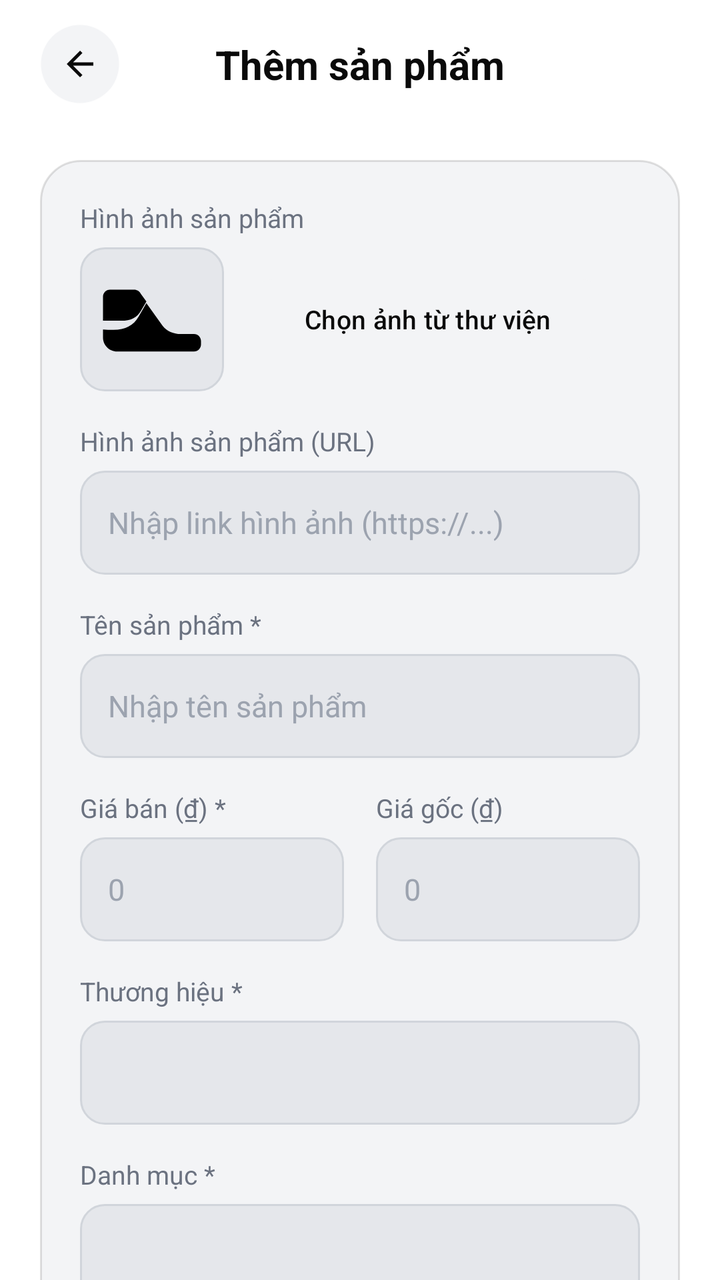
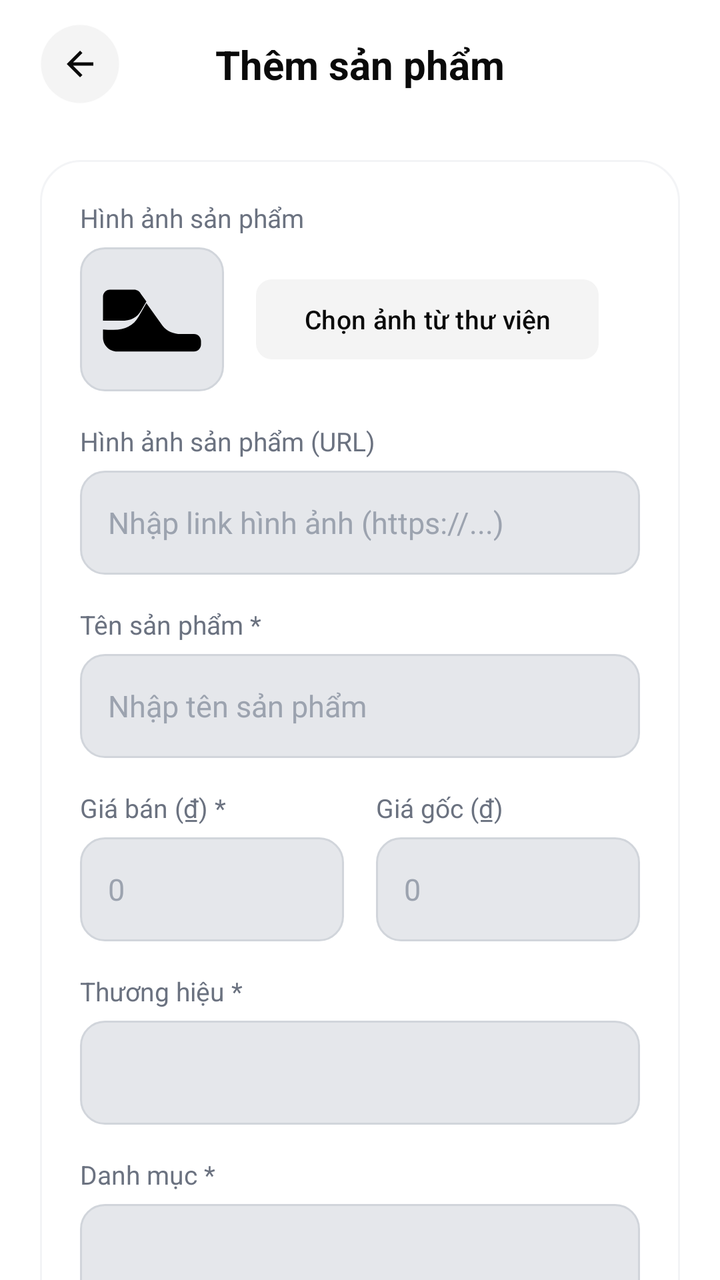

The first picture is an Android layout as it rendered before a commit; the second is the same layout after the commit. The layout source and the unified diff follow.
<!-- AndroidManifest.xml: activity theme Theme.SoleStep.Admin -->
<!-- res/layout/activity_admin_add_product.xml -->
<?xml version="1.0" encoding="utf-8"?>
<androidx.constraintlayout.widget.ConstraintLayout
    xmlns:android="http://schemas.android.com/apk/res/android"
    xmlns:app="http://schemas.android.com/apk/res-auto"
    android:id="@+id/admin_add_product_root"
    android:layout_width="match_parent"
    android:layout_height="match_parent"
    android:background="@color/bg_dark_primary">

    <androidx.core.widget.NestedScrollView
        android:layout_width="0dp"
        android:layout_height="0dp"
        android:fillViewport="true"
        app:layout_constraintBottom_toBottomOf="parent"
        app:layout_constraintEnd_toEndOf="parent"
        app:layout_constraintStart_toStartOf="parent"
        app:layout_constraintTop_toTopOf="parent">

        <LinearLayout
            android:layout_width="match_parent"
            android:layout_height="wrap_content"
            android:orientation="vertical"
            android:paddingHorizontal="20dp"
            android:paddingBottom="40dp">

            
            <androidx.constraintlayout.widget.ConstraintLayout
                android:layout_width="match_parent"
                android:layout_height="64dp">

                <ImageView
                    android:id="@+id/btn_back"
                    android:layout_width="40dp"
                    android:layout_height="40dp"
                    android:background="@drawable/bg_circle_dark"
                    android:backgroundTint="@color/bg_dark_surface_2"
                    android:padding="10dp"
                    android:src="@drawable/ic_arrow_back"
                    app:layout_constraintBottom_toBottomOf="parent"
                    app:layout_constraintStart_toStartOf="parent"
                    app:layout_constraintTop_toTopOf="parent"
                    app:tint="@color/text_dark_primary" />

                <TextView
                    android:id="@+id/tv_add_product_title"
                    android:layout_width="wrap_content"
                    android:layout_height="wrap_content"
                    android:text="Thêm sản phẩm"
                    android:textColor="@color/text_dark_primary"
                    android:textSize="20sp"
                    android:textStyle="bold"
                    app:layout_constraintBottom_toBottomOf="parent"
                    app:layout_constraintEnd_toEndOf="parent"
                    app:layout_constraintStart_toStartOf="parent"
                    app:layout_constraintTop_toTopOf="parent" />
            </androidx.constraintlayout.widget.ConstraintLayout>

            
            <LinearLayout
                android:layout_width="match_parent"
                android:layout_height="wrap_content"
                android:layout_marginTop="16dp"
                android:background="@drawable/bg_card_dark"
                android:orientation="vertical"
                android:padding="20dp">

                
                <TextView
                    android:layout_width="wrap_content"
                    android:layout_height="wrap_content"
                    android:text="Hình ảnh sản phẩm"
                    android:textColor="@color/text_dark_tertiary"
                    android:textSize="13sp" />

                <LinearLayout
                    android:layout_width="match_parent"
                    android:layout_height="wrap_content"
                    android:layout_marginTop="6dp"
                    android:layout_marginBottom="16dp"
                    android:orientation="horizontal"
                    android:gravity="center_vertical">

                    <ImageView
                        android:id="@+id/iv_product_preview"
                        android:layout_width="72dp"
                        android:layout_height="72dp"
                        android:background="@drawable/bg_input_dark"
                        android:padding="8dp"
                        android:scaleType="fitCenter"
                        android:src="@drawable/ic_shoe" />

                    <com.google.android.material.button.MaterialButton
                        android:id="@+id/btn_select_image"
                        android:layout_width="wrap_content"
                        android:layout_height="wrap_content"
                        android:layout_marginStart="16dp"
                        android:text="Chọn ảnh từ thư viện"
                        android:textAllCaps="false"
                        android:textColor="@color/text_dark_primary"
                        android:textSize="13sp"
                        app:backgroundTint="@color/bg_dark_surface_2"
                        app:cornerRadius="8dp" />
                </LinearLayout>

                
                <TextView
                    android:layout_width="wrap_content"
                    android:layout_height="wrap_content"
                    android:text="Hình ảnh sản phẩm (URL)"
                    android:textColor="@color/text_dark_tertiary"
                    android:textSize="13sp" />

                <EditText
                    android:id="@+id/et_product_image_url"
                    android:layout_width="match_parent"
                    android:layout_height="52dp"
                    android:layout_marginTop="6dp"
                    android:layout_marginBottom="16dp"
                    android:background="@drawable/bg_input_dark"
                    android:hint="Nhập link hình ảnh (https://...)"
                    android:inputType="textUri"
                    android:paddingHorizontal="14dp"
                    android:textColor="@color/text_dark_primary"
                    android:textColorHint="@color/text_dark_muted"
                    android:textSize="15sp" />

                
                <TextView
                    android:layout_width="wrap_content"
                    android:layout_height="wrap_content"
                    android:text="Tên sản phẩm *"
                    android:textColor="@color/text_dark_tertiary"
                    android:textSize="13sp" />

                <EditText
                    android:id="@+id/et_product_name"
                    android:layout_width="match_parent"
                    android:layout_height="52dp"
                    android:layout_marginTop="6dp"
                    android:background="@drawable/bg_input_dark"
                    android:hint="Nhập tên sản phẩm"
                    android:inputType="textCapWords"
                    android:paddingHorizontal="14dp"
                    android:textColor="@color/text_dark_primary"
                    android:textColorHint="@color/text_dark_muted"
                    android:textSize="15sp" />

                
                <LinearLayout
                    android:layout_width="match_parent"
                    android:layout_height="wrap_content"
                    android:layout_marginTop="16dp"
                    android:orientation="horizontal">

                    <LinearLayout
                        android:layout_width="0dp"
                        android:layout_height="wrap_content"
                        android:layout_marginEnd="8dp"
                        android:layout_weight="1"
                        android:orientation="vertical">

                        <TextView
                            android:layout_width="wrap_content"
                            android:layout_height="wrap_content"
                            android:text="Giá bán (₫) *"
                            android:textColor="@color/text_dark_tertiary"
                            android:textSize="13sp" />

                        <EditText
                            android:id="@+id/et_product_price"
                            android:layout_width="match_parent"
                            android:layout_height="52dp"
                            android:layout_marginTop="6dp"
                            android:background="@drawable/bg_input_dark"
                            android:hint="0"
                            android:inputType="numberDecimal"
                            android:paddingHorizontal="14dp"
                            android:textColor="@color/text_dark_primary"
                            android:textColorHint="@color/text_dark_muted"
                            android:textSize="15sp" />
                    </LinearLayout>

                    <LinearLayout
                        android:layout_width="0dp"
                        android:layout_height="wrap_content"
                        android:layout_marginStart="8dp"
                        android:layout_weight="1"
                        android:orientation="vertical">

                        <TextView
                            android:layout_width="wrap_content"
                            android:layout_height="wrap_content"
                            android:text="Giá gốc (₫)"
                            android:textColor="@color/text_dark_tertiary"
                            android:textSize="13sp" />

                        <EditText
                            android:id="@+id/et_product_original_price"
                            android:layout_width="match_parent"
                            android:layout_height="52dp"
                            android:layout_marginTop="6dp"
                            android:background="@drawable/bg_input_dark"
                            android:hint="0"
                            android:inputType="numberDecimal"
                            android:paddingHorizontal="14dp"
                            android:textColor="@color/text_dark_primary"
                            android:textColorHint="@color/text_dark_muted"
                            android:textSize="15sp" />
                    </LinearLayout>
                </LinearLayout>

                
                <TextView
                    android:layout_width="wrap_content"
                    android:layout_height="wrap_content"
                    android:layout_marginTop="16dp"
                    android:text="Thương hiệu *"
                    android:textColor="@color/text_dark_tertiary"
                    android:textSize="13sp" />

                <Spinner
                    android:id="@+id/spinner_brand"
                    android:layout_width="match_parent"
                    android:layout_height="52dp"
                    android:layout_marginTop="6dp"
                    android:background="@drawable/bg_input_dark"
                    android:paddingHorizontal="14dp"
                    android:popupBackground="@color/bg_dark_surface_2" />

                
                <TextView
                    android:layout_width="wrap_content"
                    android:layout_height="wrap_content"
                    android:layout_marginTop="16dp"
                    android:text="Danh mục *"
                    android:textColor="@color/text_dark_tertiary"
                    android:textSize="13sp" />

                <Spinner
                    android:id="@+id/spinner_category"
                    android:layout_width="match_parent"
                    android:layout_height="52dp"
                    android:layout_marginTop="6dp"
                    android:background="@drawable/bg_input_dark"
                    android:paddingHorizontal="14dp"
                    android:popupBackground="@color/bg_dark_surface_2" />

                
                <TextView
                    android:layout_width="wrap_content"
                    android:layout_height="wrap_content"
                    android:layout_marginTop="16dp"
                    android:text="Mô tả"
                    android:textColor="@color/text_dark_tertiary"
                    android:textSize="13sp" />

                <EditText
                    android:id="@+id/et_product_description"
                    android:layout_width="match_parent"
                    android:layout_height="120dp"
                    android:layout_marginTop="6dp"
                    android:background="@drawable/bg_input_dark"
                    android:gravity="top|start"
                    android:hint="Nhập mô tả sản phẩm..."
                    android:inputType="textMultiLine"
                    android:padding="14dp"
                    android:textColor="@color/text_dark_primary"
                    android:textColorHint="@color/text_dark_muted"
                    android:textSize="15sp" />

                
                <CheckBox
                    android:id="@+id/cb_is_available"
                    android:layout_width="wrap_content"
                    android:layout_height="wrap_content"
                    android:layout_marginTop="16dp"
                    android:checked="true"
                    android:text="Đang bán (hiển thị cho khách)"
                    android:textColor="@color/text_dark_primary"
                    android:textSize="14sp" />
            </LinearLayout>

            
            <com.google.android.material.button.MaterialButton
                android:id="@+id/btn_save_product"
                android:layout_width="match_parent"
                android:layout_height="56dp"
                android:layout_marginTop="24dp"
                android:text="Lưu sản phẩm"
                android:textAllCaps="false"
                android:textColor="@color/brand_white"
                android:textSize="16sp"
                android:textStyle="bold"
                app:backgroundTint="@color/brand_orange"
                app:cornerRadius="16dp" />

        </LinearLayout>
    </androidx.core.widget.NestedScrollView>

</androidx.constraintlayout.widget.ConstraintLayout>
<!-- resources referenced by this layout -->
<resources>
  <color name="bg_dark_primary">#FFFFFF</color>
  <color name="bg_dark_surface_2">#F3F4F6</color>
  <color name="brand_orange">#FF5500</color>
  <color name="brand_white">#FFFFFF</color>
  <color name="text_dark_muted">#9CA3AF</color>
  <color name="text_dark_primary">#0A0A0A</color>
  <color name="text_dark_tertiary">#6B7280</color>
  <!-- drawable bg_card_dark (drawable) -->
  <?xml version="1.0" encoding="utf-8"?>
  <shape xmlns:android="http://schemas.android.com/apk/res/android"
      android:shape="rectangle">
      <solid android:color="@color/bg_dark_surface_2" />
      <corners android:radius="@dimen/radius_card" />
      <stroke
          android:width="@dimen/stroke_thin"
          android:color="@color/border_dark_light" />
  </shape>
  <!-- drawable bg_circle_dark (drawable) -->
  <?xml version="1.0" encoding="utf-8"?>
  <shape xmlns:android="http://schemas.android.com/apk/res/android"
      android:shape="oval">
      <solid android:color="@color/bg_dark_surface_2" />
      <stroke
          android:width="1dp"
          android:color="@color/border_dark_light" />
  </shape>
  <!-- drawable bg_input_dark (drawable) -->
  <?xml version="1.0" encoding="utf-8"?>
  <shape xmlns:android="http://schemas.android.com/apk/res/android"
      android:shape="rectangle">
      <solid android:color="@color/border_dark_normal" />
      <corners android:radius="@dimen/radius_md" />
      <stroke
          android:width="@dimen/stroke_thin"
          android:color="@color/border_dark_medium" />
  </shape>
  <!-- drawable ic_arrow_back (drawable) -->
  <?xml version="1.0" encoding="utf-8"?>
  <vector xmlns:android="http://schemas.android.com/apk/res/android"
      android:width="24dp"
      android:height="24dp"
      android:viewportWidth="24"
      android:viewportHeight="24">
      <path
          android:fillColor="@android:color/black"
          android:pathData="M20,11H7.83l5.59,-5.59L12,4l-8,8 8,8 1.42,-1.41L7.83,13H20v-2z" />
  </vector>
  <!-- drawable ic_shoe (drawable) -->
  <?xml version="1.0" encoding="utf-8"?>
  <vector xmlns:android="http://schemas.android.com/apk/res/android"
      android:width="32dp"
      android:height="32dp"
      android:viewportWidth="32"
      android:viewportHeight="32">
      <path
          android:fillColor="@android:color/black"
          android:pathData="M5,19c3.4,0 5.7,-1.2 7.2,-3.8l2.2,-3.8 4.6,6.4c1.2,1.6 3.2,2.4 5.2,2.4H28c1.1,0 2,0.9 2,2v1c0,1.1 -0.9,2 -2,2H6c-2.2,0 -4,-1.8 -4,-4v-2.3c0.9,0.1 1.9,0.1 3,0.1zM12.8,8.7l1.6,2.2 -1.6,2.7c-1.1,1.9 -2.8,2.8 -5.6,2.8H2V9.5c0,-1.1 0.9,-2 2,-2h6.9c0.8,0 1.5,0.4 1.9,1.2z" />
  </vector>
  <dimen name="radius_card">20dp</dimen>
  <dimen name="stroke_thin">1dp</dimen>
  <color name="border_dark_light">#1F000000</color>
  <color name="border_dark_normal">#E5E7EB</color>
  <dimen name="radius_md">12dp</dimen>
  <color name="border_dark_medium">#D1D5DB</color>
  <color name="brand_orange_light">#FF8844</color>
  <color name="brand_indigo">#6366F1</color>
  <style name="ShapeAppearance.SoleStep.Small" parent="">
          <item name="cornerFamily">rounded</item>
          <item name="cornerSize">@dimen/radius_sm</item>
      </style>
  <style name="ShapeAppearance.SoleStep.Medium" parent="">
          <item name="cornerFamily">rounded</item>
          <item name="cornerSize">@dimen/radius_lg</item>
      </style>
  <style name="ShapeAppearance.SoleStep.Large" parent="">
          <item name="cornerFamily">rounded</item>
          <item name="cornerSize">@dimen/radius_2xl</item>
      </style>
  <dimen name="radius_sm">8dp</dimen>
  <dimen name="radius_lg">16dp</dimen>
  <dimen name="radius_2xl">24dp</dimen>
  <!-- unchanged entries left out for length: 1 -->
</resources>

<!-- the commit's change to res/layout/activity_admin_add_product.xml (unified diff, before → after) -->
@@ -5,7 +5,7 @@
     android:id="@+id/admin_add_product_root"
     android:layout_width="match_parent"
     android:layout_height="match_parent"
-    android:background="@color/bg_dark_primary">
+    android:background="@color/bg_primary">
 
     <androidx.core.widget.NestedScrollView
         android:layout_width="0dp"
@@ -33,20 +33,20 @@
                     android:layout_width="40dp"
                     android:layout_height="40dp"
                     android:background="@drawable/bg_circle_dark"
-                    android:backgroundTint="@color/bg_dark_surface_2"
+                    android:backgroundTint="@color/bg_tertiary"
                     android:padding="10dp"
                     android:src="@drawable/ic_arrow_back"
                     app:layout_constraintBottom_toBottomOf="parent"
                     app:layout_constraintStart_toStartOf="parent"
                     app:layout_constraintTop_toTopOf="parent"
-                    app:tint="@color/text_dark_primary" />
+                    app:tint="@color/text_primary" />
 
                 <TextView
                     android:id="@+id/tv_add_product_title"
                     android:layout_width="wrap_content"
                     android:layout_height="wrap_content"
                     android:text="Thêm sản phẩm"
-                    android:textColor="@color/text_dark_primary"
+                    android:textColor="@color/text_primary"
                     android:textSize="20sp"
                     android:textStyle="bold"
                     app:layout_constraintBottom_toBottomOf="parent"
@@ -60,7 +60,7 @@
                 android:layout_width="match_parent"
                 android:layout_height="wrap_content"
                 android:layout_marginTop="16dp"
-                android:background="@drawable/bg_card_dark"
+                android:background="@drawable/bg_card_light"
                 android:orientation="vertical"
                 android:padding="20dp">
 
@@ -69,7 +69,7 @@
                     android:layout_width="wrap_content"
                     android:layout_height="wrap_content"
                     android:text="Hình ảnh sản phẩm"
-                    android:textColor="@color/text_dark_tertiary"
+                    android:textColor="@color/text_tertiary"
                     android:textSize="13sp" />
 
                 <LinearLayout
@@ -96,9 +96,9 @@
                         android:layout_marginStart="16dp"
                         android:text="Chọn ảnh từ thư viện"
                         android:textAllCaps="false"
-                        android:textColor="@color/text_dark_primary"
+                        android:textColor="@color/text_primary"
                         android:textSize="13sp"
-                        app:backgroundTint="@color/bg_dark_surface_2"
+                        app:backgroundTint="@color/bg_tertiary"
                         app:cornerRadius="8dp" />
                 </LinearLayout>
 
@@ -107,7 +107,7 @@
                     android:layout_width="wrap_content"
                     android:layout_height="wrap_content"
                     android:text="Hình ảnh sản phẩm (URL)"
-                    android:textColor="@color/text_dark_tertiary"
+                    android:textColor="@color/text_tertiary"
                     android:textSize="13sp" />
 
                 <EditText
@@ -120,8 +120,8 @@
                     android:hint="Nhập link hình ảnh (https://...)"
                     android:inputType="textUri"
                     android:paddingHorizontal="14dp"
-                    android:textColor="@color/text_dark_primary"
-                    android:textColorHint="@color/text_dark_muted"
+                    android:textColor="@color/text_primary"
+                    android:textColorHint="@color/text_muted"
                     android:textSize="15sp" />
 
                 
@@ -129,7 +129,7 @@
                     android:layout_width="wrap_content"
                     android:layout_height="wrap_content"
                     android:text="Tên sản phẩm *"
-                    android:textColor="@color/text_dark_tertiary"
+                    android:textColor="@color/text_tertiary"
                     android:textSize="13sp" />
 
                 <EditText
@@ -141,8 +141,8 @@
                     android:hint="Nhập tên sản phẩm"
                     android:inputType="textCapWords"
                     android:paddingHorizontal="14dp"
-                    android:textColor="@color/text_dark_primary"
-                    android:textColorHint="@color/text_dark_muted"
+                    android:textColor="@color/text_primary"
+                    android:textColorHint="@color/text_muted"
                     android:textSize="15sp" />
 
                 
@@ -163,7 +163,7 @@
                             android:layout_width="wrap_content"
                             android:layout_height="wrap_content"
                             android:text="Giá bán (₫) *"
-                            android:textColor="@color/text_dark_tertiary"
+                            android:textColor="@color/text_tertiary"
                             android:textSize="13sp" />
 
                         <EditText
@@ -175,8 +175,8 @@
                             android:hint="0"
                             android:inputType="numberDecimal"
                             android:paddingHorizontal="14dp"
-                            android:textColor="@color/text_dark_primary"
-                            android:textColorHint="@color/text_dark_muted"
+                            android:textColor="@color/text_primary"
+                            android:textColorHint="@color/text_muted"
                             android:textSize="15sp" />
                     </LinearLayout>
 
@@ -191,7 +191,7 @@
                             android:layout_width="wrap_content"
                             android:layout_height="wrap_content"
                             android:text="Giá gốc (₫)"
-                            android:textColor="@color/text_dark_tertiary"
+                            android:textColor="@color/text_tertiary"
                             android:textSize="13sp" />
 
                         <EditText
@@ -203,8 +203,8 @@
                             android:hint="0"
                             android:inputType="numberDecimal"
                             android:paddingHorizontal="14dp"
-                            android:textColor="@color/text_dark_primary"
-                            android:textColorHint="@color/text_dark_muted"
+                            android:textColor="@color/text_primary"
+                            android:textColorHint="@color/text_muted"
                             android:textSize="15sp" />
                     </LinearLayout>
                 </LinearLayout>
@@ -215,7 +215,7 @@
                     android:layout_height="wrap_content"
                     android:layout_marginTop="16dp"
                     android:text="Thương hiệu *"
-                    android:textColor="@color/text_dark_tertiary"
+                    android:textColor="@color/text_tertiary"
                     android:textSize="13sp" />
 
                 <Spinner
@@ -225,7 +225,7 @@
                     android:layout_marginTop="6dp"
                     android:background="@drawable/bg_input_dark"
                     android:paddingHorizontal="14dp"
-                    android:popupBackground="@color/bg_dark_surface_2" />
+                    android:popupBackground="@color/bg_tertiary" />
 
                 
                 <TextView
@@ -233,7 +233,7 @@
                     android:layout_height="wrap_content"
                     android:layout_marginTop="16dp"
                     android:text="Danh mục *"
-                    android:textColor="@color/text_dark_tertiary"
+                    android:textColor="@color/text_tertiary"
                     android:textSize="13sp" />
 
                 <Spinner
@@ -243,7 +243,7 @@
                     android:layout_marginTop="6dp"
                     android:background="@drawable/bg_input_dark"
                     android:paddingHorizontal="14dp"
-                    android:popupBackground="@color/bg_dark_surface_2" />
+                    android:popupBackground="@color/bg_tertiary" />
 
                 
                 <TextView
@@ -251,7 +251,7 @@
                     android:layout_height="wrap_content"
                     android:layout_marginTop="16dp"
                     android:text="Mô tả"
-                    android:textColor="@color/text_dark_tertiary"
+                    android:textColor="@color/text_tertiary"
                     android:textSize="13sp" />
 
                 <EditText
@@ -264,8 +264,8 @@
                     android:hint="Nhập mô tả sản phẩm..."
                     android:inputType="textMultiLine"
                     android:padding="14dp"
-                    android:textColor="@color/text_dark_primary"
-                    android:textColorHint="@color/text_dark_muted"
+                    android:textColor="@color/text_primary"
+                    android:textColorHint="@color/text_muted"
                     android:textSize="15sp" />
 
                 
@@ -276,7 +276,7 @@
                     android:layout_marginTop="16dp"
                     android:checked="true"
                     android:text="Đang bán (hiển thị cho khách)"
-                    android:textColor="@color/text_dark_primary"
+                    android:textColor="@color/text_primary"
                     android:textSize="14sp" />
             </LinearLayout>
 
<!-- resource entries referenced after the edit -->
@@ -1,22 +1,25 @@
 <!-- resources referenced by this layout -->
 <resources>
+  <color name="bg_primary">#FFFFFF</color>
+  <color name="bg_tertiary">#F4F4F4</color>
   <color name="bg_dark_primary">#FFFFFF</color>
   <color name="bg_dark_surface_2">#F3F4F6</color>
   <color name="brand_orange">#FF5500</color>
   <color name="brand_white">#FFFFFF</color>
-  <color name="text_dark_muted">#9CA3AF</color>
-  <color name="text_dark_primary">#0A0A0A</color>
-  <color name="text_dark_tertiary">#6B7280</color>
-  <!-- drawable bg_card_dark (drawable) -->
+  <color name="text_muted">#9CA3AF</color>
+  <color name="text_primary">#0A0A0A</color>
+  <color name="text_tertiary">#6B7280</color>
+  <!-- drawable bg_card_light (drawable) -->
   <?xml version="1.0" encoding="utf-8"?>
   <shape xmlns:android="http://schemas.android.com/apk/res/android"
       android:shape="rectangle">
-      <solid android:color="@color/bg_dark_surface_2" />
+      <solid android:color="@color/bg_primary" />
       <corners android:radius="@dimen/radius_card" />
       <stroke
           android:width="@dimen/stroke_thin"
-          android:color="@color/border_dark_light" />
+          android:color="@color/border_light" />
   </shape>
+  <color name="text_dark_primary">#0A0A0A</color>
   <!-- drawable bg_circle_dark (drawable) -->
   <?xml version="1.0" encoding="utf-8"?>
   <shape xmlns:android="http://schemas.android.com/apk/res/android"
@@ -60,6 +63,7 @@
   </vector>
   <dimen name="radius_card">20dp</dimen>
   <dimen name="stroke_thin">1dp</dimen>
+  <color name="border_light">#F3F4F6</color>
   <color name="border_dark_light">#1F000000</color>
   <color name="border_dark_normal">#E5E7EB</color>
   <dimen name="radius_md">12dp</dimen>
